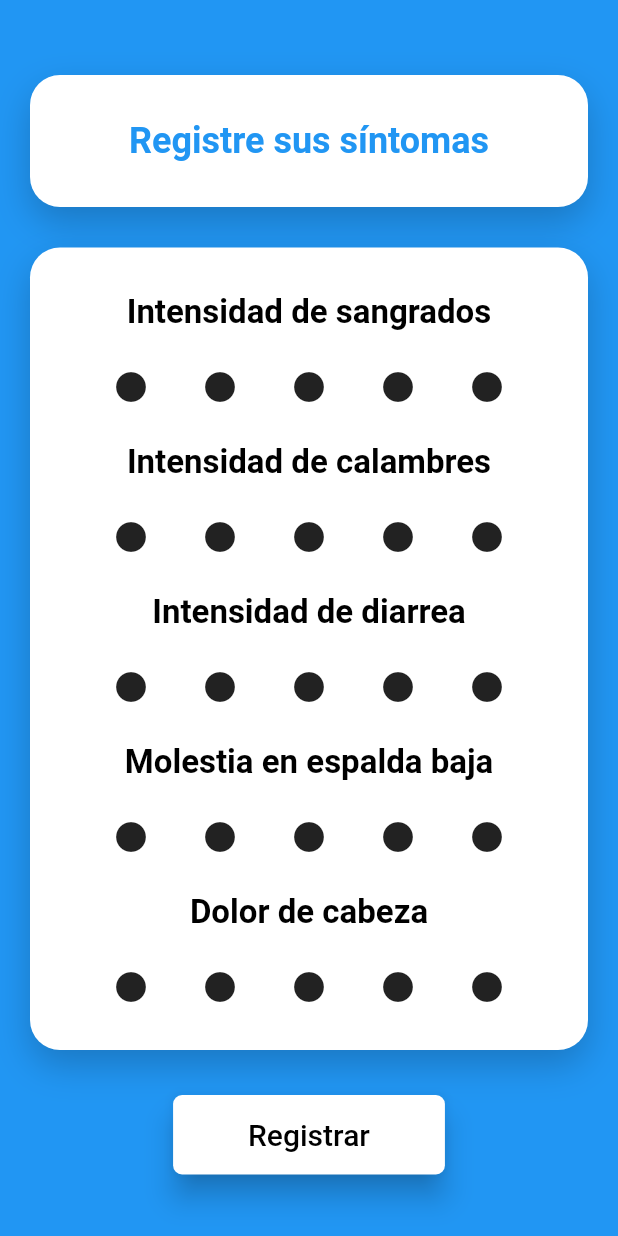
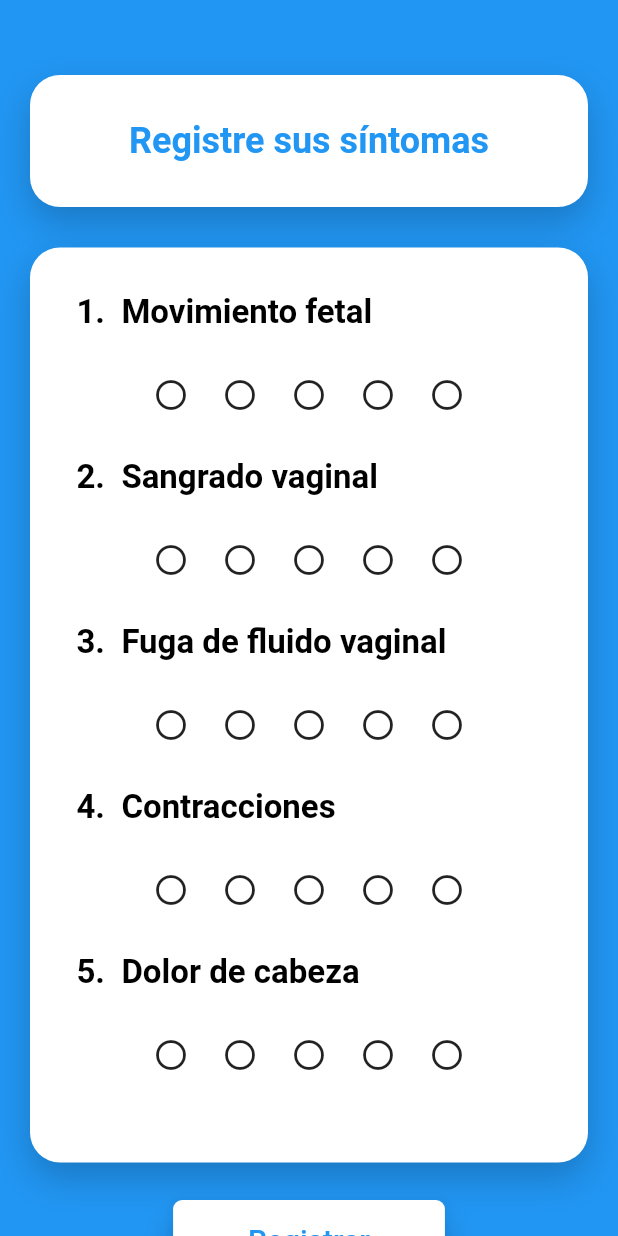
Before and after one commit to wsaldana/HealthTracker, a Flutter app: the Symptoms screen opened directly, after a tap on "Registrar", on a phone screen of 412 x 824 dp. Run offline on Flutter 3.47's test engine with Material 2 defaults, Android fonts, the phone set to English and light mode, and no system bars; our stand-ins replace shared_preferences; missing offline and left inert: draw_graph; accounts and stored records are empty; Roboto replaces fonts that are missing (Poppins).

Commit message:
symptoms update
cambios en sintomas

```diff
--- a/app/healthtracker/lib/main.dart
+++ b/app/healthtracker/lib/main.dart
@@ -1,5 +1,5 @@
 import 'package:flutter/material.dart';
-import 'screens/login.dart';
+import 'screens/register2.dart';
 
 void main() {
   runApp(MyApp());
@@ -32,7 +32,7 @@ class MyApp extends StatelessWidget {
           ),
         ),
       ),
-      home: Login(),
+      home: Register2(),
     );
   }
 }
--- a/app/healthtracker/lib/screens/rating.dart
+++ b/app/healthtracker/lib/screens/rating.dart
@@ -1,22 +1,17 @@
 import 'package:flutter/material.dart';
 
-
 class Rating extends StatefulWidget {
-
   final Function(int) updateValue;
   final int maxNum;
   final Function(int) onNum;
 
-
-  Rating(this.updateValue,this.onNum,[this.maxNum = 5]);
+  Rating(this.updateValue, this.onNum, [this.maxNum = 5]);
 
   @override
   _Rating createState() => _Rating();
-
 }
 
 class _Rating extends State<Rating> {
-
   methodToBeTested() {
     if (widget.maxNum == 5) return 0;
     return 1;
@@ -24,12 +19,11 @@ class _Rating extends State<Rating> {
 
   int _current = 0;
 
-
   Widget _buildRating(int index) {
     if (index < _current) {
       return Icon(Icons.circle, color: Theme.of(context).accentColor);
     } else {
-      return Icon(Icons.circle);
+      return Icon(Icons.circle_outlined);
     }
   }
 
--- a/app/healthtracker/lib/screens/symptoms.dart
+++ b/app/healthtracker/lib/screens/symptoms.dart
@@ -14,12 +14,13 @@ class Symptoms extends StatefulWidget {
 }
 
 class _SymptomsState extends State<Symptoms> {
+  // se agregaron nuevos sintomas que aplican a todos los trimestres de embarazo
   int _rating = 0;
   int _sangrados = 0;
-  int _calambres = 0;
-  int _diarrea = 0;
-  int _espalda = 0;
   int _cabeza = 0;
+  int _movimiento = 0;
+  int _fluido = 0;
+  int _contracciones = 0;
 
   Widget build(BuildContext context) => Scaffold(
         backgroundColor: Theme.of(context).accentColor,
@@ -66,9 +67,10 @@ class _SymptomsState extends State<Symptoms> {
                         ]),
                     child: Form(
                         child: Column(
+                      crossAxisAlignment: CrossAxisAlignment.start,
                       children: [
                         Text(
-                          "Intensidad de sangrados",
+                          "  1.  Movimiento fetal",
                           style: TextStyle(
                               fontFamily: 'Poppins',
                               fontSize: 22.0,
@@ -76,22 +78,27 @@ class _SymptomsState extends State<Symptoms> {
                               color: Colors.black),
                         ),
                         SizedBox(
-                          height: 25,
+                          height: 30,
                         ),
-                        Rating((value){
-                            _sangrados = value;
-                          },
-                          (rating) {
+                        Container(
+                            width: double.infinity,
+                            padding: EdgeInsets.symmetric(horizontal: 20),
+                            margin: EdgeInsets.symmetric(horizontal: 20),
+                            child: Form(
+                                child: Column(children: [
+                              Rating((value) {
+                                _movimiento = value;
+                              }, (rating) {
                                 setState(() {
                                   _rating = rating;
                                 });
-                          }
-                        ),
+                              })
+                            ]))),
                         SizedBox(
-                          height: 25,
+                          height: 30,
                         ),
                         Text(
-                          "Intensidad de calambres",
+                          "  2.  Sangrado vaginal",
                           style: TextStyle(
                               fontFamily: 'Poppins',
                               fontSize: 22.0,
@@ -99,22 +106,27 @@ class _SymptomsState extends State<Symptoms> {
                               color: Colors.black),
                         ),
                         SizedBox(
-                          height: 25,
+                          height: 30,
                         ),
-                        Rating((value){
-                            _calambres = value;
-                          },
-                          (rating) {
+                        Container(
+                            width: double.infinity,
+                            padding: EdgeInsets.symmetric(horizontal: 20),
+                            margin: EdgeInsets.symmetric(horizontal: 20),
+                            child: Form(
+                                child: Column(children: [
+                              Rating((value) {
+                                _sangrados = value;
+                              }, (rating) {
                                 setState(() {
                                   _rating = rating;
                                 });
-                          }
-                        ),
+                              })
+                            ]))),
                         SizedBox(
-                          height: 25,
+                          height: 30,
                         ),
                         Text(
-                          "Intensidad de diarrea",
+                          "  3.  Fuga de fluido vaginal",
                           style: TextStyle(
                               fontFamily: 'Poppins',
                               fontSize: 22.0,
@@ -122,22 +134,27 @@ class _SymptomsState extends State<Symptoms> {
                               color: Colors.black),
                         ),
                         SizedBox(
-                          height: 25,
+                          height: 30,
                         ),
-                        Rating((value){
-                            _diarrea = value;
-                          },
-                          (rating) {
+                        Container(
+                            width: double.infinity,
+                            padding: EdgeInsets.symmetric(horizontal: 20),
+                            margin: EdgeInsets.symmetric(horizontal: 20),
+                            child: Form(
+                                child: Column(children: [
+                              Rating((value) {
+                                _fluido = value;
+                              }, (rating) {
                                 setState(() {
                                   _rating = rating;
                                 });
-                          }
-                        ),
+                              })
+                            ]))),
                         SizedBox(
-                          height: 25,
+                          height: 30,
                         ),
                         Text(
-                          "Molestia en espalda baja",
+                          "  4.  Contracciones",
                           style: TextStyle(
                               fontFamily: 'Poppins',
                               fontSize: 22.0,
@@ -145,22 +162,27 @@ class _SymptomsState extends State<Symptoms> {
                               color: Colors.black),
                         ),
                         SizedBox(
-                          height: 25,
+                          height: 30,
                         ),
-                        Rating((value){
-                            _espalda = value;
-                          },
-                          (rating) {
+                        Container(
+                            width: double.infinity,
+                            padding: EdgeInsets.symmetric(horizontal: 20),
+                            margin: EdgeInsets.symmetric(horizontal: 20),
+                            child: Form(
+                                child: Column(children: [
+                              Rating((value) {
+                                _contracciones = value;
+                              }, (rating) {
                                 setState(() {
                                   _rating = rating;
                                 });
-                          }
-                        ),
+                              })
+                            ]))),
                         SizedBox(
-                          height: 25,
+                          height: 30,
                         ),
                         Text(
-                          "Dolor de cabeza",
+                          "  5.  Dolor de cabeza",
                           style: TextStyle(
                               fontFamily: 'Poppins',
                               fontSize: 22.0,
@@ -168,50 +190,27 @@ class _SymptomsState extends State<Symptoms> {
                               color: Colors.black),
                         ),
                         SizedBox(
-                          height: 25,
+                          height: 30,
                         ),
-                        Rating((value){
+                        Container(
+                            width: double.infinity,
+                            padding: EdgeInsets.symmetric(horizontal: 20),
+                            margin: EdgeInsets.symmetric(horizontal: 20),
+                            child: Form(
+                                child: Column(children: [
+                              Rating((value) {
                                 _cabeza = value;
-                          },
-                          (rating) {
+                              }, (rating) {
                                 setState(() {
                                   _rating = rating;
                                 });
-                          }
+                              })
+                            ]))),
+                        SizedBox(
+                          height: 30,
                         ),
                       ],
-                    ))
-
-                    // child: Form(
-                    //     child: Column(
-                    //   children: [
-                    //     Rating((rating) {
-                    //       setState(() {
-                    //         _rating = rating;
-                    //       });
-                    //     }),
-                    //     SizedBox(
-                    //         height: 44,
-                    //         child: _rating != null && _rating > 0
-                    //             ? Text("Su intensidad es de $_rating ",
-                    //                 style: TextStyle(fontSize: 18))
-                    //             : SizedBox.shrink())
-                    //   ],
-                    // ))
-
-                    // child: Form(
-                    //     child: Column(
-                    //   children: [
-                    //     ...sintomas.map(sympList2).toList(),
-                    //     SizedBox(
-                    //       height: 25,
-                    //     ),
-                    //     SizedBox(
-                    //       height: 10,
-                    //     ),
-                    //   ],
-                    // ))
-                    ),
+                    ))),
                 Container(
                     width: double.infinity,
                     padding: EdgeInsets.symmetric(vertical: 30, horizontal: 20),
@@ -219,18 +218,29 @@ class _SymptomsState extends State<Symptoms> {
                     child: Form(
                         child: Column(
                       children: [
+                        SizedBox(
+                          height: 70,
+                        ),
                         ElevatedButton(
                             onPressed: () async {
                               ApiController controller = new ApiController();
-                              SharedPreferences sharedPreferences = await SharedPreferences.getInstance();
-                              int idUsuario = json.decode(sharedPreferences.getString('userData'))["id_usuario"];
-                              bool added = await controller.registrarSintomas(_cabeza, _espalda, _diarrea, _sangrados, _calambres, idUsuario);
-                              if(added){
+                              SharedPreferences sharedPreferences =
+                                  await SharedPreferences.getInstance();
+                              int idUsuario = json.decode(sharedPreferences
+                                  .getString('userData'))["id_usuario"];
+                              bool added = await controller.registrarSintomas(
+                                  _cabeza,
+                                  _sangrados,
+                                  _movimiento,
+                                  _fluido,
+                                  _contracciones,
+                                  idUsuario);
+                              if (added) {
                                 Navigator.push(
                                     context,
                                     new CupertinoPageRoute(
                                         builder: (context) => Home()));
-                              }else{
+                              } else {
                                 print("No se pudo guardar el registro");
                               }
                             },
@@ -239,7 +249,7 @@ class _SymptomsState extends State<Symptoms> {
                                     fontFamily: 'Poppins',
                                     fontSize: 20.0,
                                     fontWeight: FontWeight.w500,
-                                    color: Colors.black)),
+                                    color: Theme.of(context).accentColor)),
                             style: ElevatedButton.styleFrom(
                                 elevation: 8,
                                 primary: Colors.white,
@@ -256,24 +266,5 @@ class _SymptomsState extends State<Symptoms> {
             ],
           ),
         ),
-        // body: ListView(
-        //   children: [
-        //     ...sintomas.map(sympList2).toList(),
-        //     Container(
-        //               width: double.infinity,
-        //               padding: EdgeInsets.symmetric(vertical: 30, horizontal: 20),
-        //               margin: EdgeInsets.symmetric(vertical: 85, horizontal: 20),
-        //               decoration: BoxDecoration(
-        //                   borderRadius: BorderRadius.circular(20),
-        //                   color: Theme.of(context).primaryColor,
-        //                   boxShadow: [
-        //                     BoxShadow(
-        //                         color: Theme.of(context).hintColor.withOpacity(0.2),
-        //                         offset: Offset(0, 10),
-        //                         blurRadius: 20)
-        //                   ]),
-        //                   )
-        //   ],
-        //   ),
       );
 }
```
Also changed, not shown: app/healthtracker/lib/screens/trimester.dart (added), app/ht_doctores/pubspec.lock, 3 other files. Lines whose indentation alone changed are shown as unchanged.
